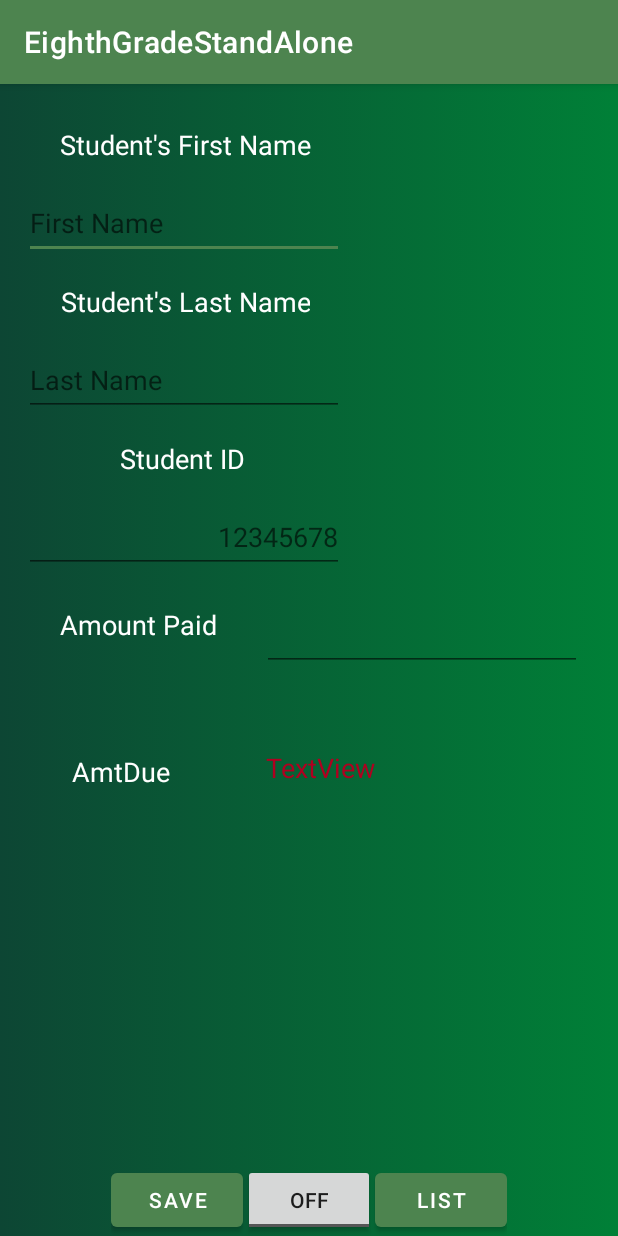
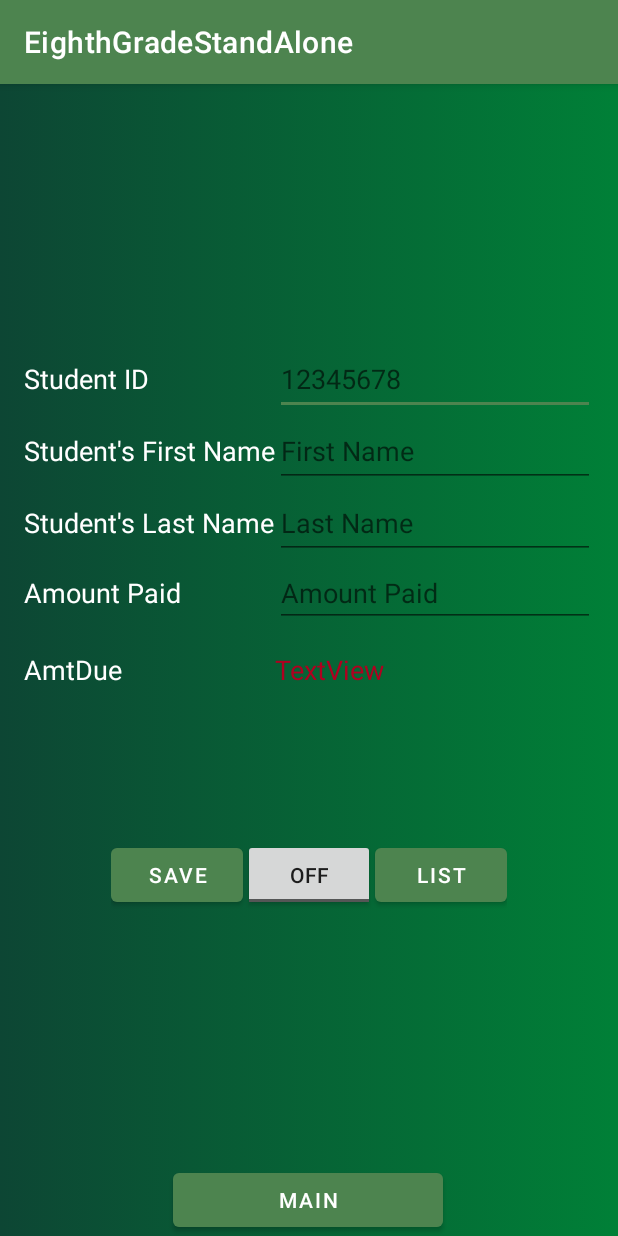
Before and after one commit to Jmaude/EighthGradeStandAlone, an Android app: the AdminInputData screen opened directly, with no data from a screen before it, on a phone screen of 412 x 824 dp. Run offline under Robolectric (Android 15) with nearby library versions, the phone set to English and light mode, and no system bars.

Commit message:
Admin Input Data layout -  update & main menu button

```diff
--- a/app/src/main/java/com/example/eighthgradestandalone/AdminInputData.java
+++ b/app/src/main/java/com/example/eighthgradestandalone/AdminInputData.java
@@ -25,6 +25,7 @@ public class AdminInputData extends AppCompatActivity {
         initToggleButton();
         setForEditing(true);
         initListView();
+        initGoMain();
 
 
     }
@@ -170,5 +171,16 @@ public class AdminInputData extends AppCompatActivity {
 
     }
 
+    private void initGoMain() {
+        Button main = findViewById(R.id.buttonStLogOn2);
+        main.setOnClickListener(new View.OnClickListener() {
+            @Override
+            public void onClick (View v){
+                Intent intent = new Intent(AdminInputData.this, MainActivity.class);
+                intent.setFlags(Intent.FLAG_ACTIVITY_CLEAR_TOP);
+                startActivity(intent);}
+        });
+    }
+
 
 }
--- a/app/src/main/res/layout/activity_admin_input_data.xml
+++ b/app/src/main/res/layout/activity_admin_input_data.xml
@@ -5,166 +5,144 @@
     android:id="@+id/ConstraintLayout"
     android:layout_width="match_parent"
     android:layout_height="match_parent"
-    android:background="@color/hunter"
+    android:background="@drawable/gradient_background"
     tools:context=".AdminInputData">
 
-    <ScrollView
-        android:id="@+id/scrollView3"
-        android:layout_width="match_parent"
-        android:layout_height="match_parent"
-        android:background="@drawable/gradient_background"
-        app:layout_constraintBottom_toBottomOf="parent"
+    <TableLayout
+        android:id="@+id/tableLayout2"
+        android:layout_width="wrap_content"
+        android:layout_height="wrap_content"
+        android:layout_marginStart="20dp"
+        android:layout_marginTop="127dp"
+        android:layout_marginEnd="20dp"
+        android:layout_marginBottom="27dp"
+        app:layout_constraintBottom_toTopOf="@+id/linearLayout2"
         app:layout_constraintEnd_toEndOf="parent"
-        app:layout_constraintHorizontal_bias="0.0"
         app:layout_constraintStart_toStartOf="parent"
-        app:layout_constraintTop_toTopOf="parent"
-        app:layout_constraintVertical_bias="0.0">
+        app:layout_constraintTop_toTopOf="parent">
 
-        <androidx.constraintlayout.widget.ConstraintLayout
-            android:layout_width="match_parent"
-            android:layout_height="wrap_content">
+        <TableRow
+            android:layout_width="wrap_content"
+            android:layout_height="wrap_content"
+            android:orientation="vertical">
 
             <TextView
                 android:id="@+id/textView5"
                 android:layout_width="wrap_content"
                 android:layout_height="wrap_content"
-                android:layout_marginStart="80dp"
-                android:layout_marginTop="16dp"
                 android:text="@string/studentIDtext"
-                android:textAlignment="center"
                 android:textColor="@color/white"
-                android:textSize="@dimen/text_size_md"
-                app:layout_constraintStart_toStartOf="parent"
-                app:layout_constraintTop_toBottomOf="@+id/editStdLastName" />
+                android:textSize="@dimen/text_size_md" />
+
+            <EditText
+                android:id="@+id/editStdNum"
+                android:layout_width="wrap_content"
+                android:layout_height="wrap_content"
+                android:hint="@string/studentID"
+                android:inputType="number"
+                android:minHeight="48dp" />
+        </TableRow>
+
+        <TableRow
+            android:layout_width="match_parent"
+            android:layout_height="match_parent">
+
+            <TextView
+                android:id="@+id/textView3"
+                android:layout_width="wrap_content"
+                android:layout_height="wrap_content"
+                android:text="@string/stdNameFirst"
+                android:textColor="@color/white"
+                android:textSize="@dimen/text_size_md" />
+
+            <EditText
+                android:id="@+id/editStdFirstName"
+                android:layout_width="wrap_content"
+                android:layout_height="wrap_content"
+                android:ems="10"
+                android:hint="@string/firstName"
+                android:inputType="textPersonName"
+                android:minHeight="48dp" />
+        </TableRow>
+
+        <TableRow
+            android:layout_width="match_parent"
+            android:layout_height="match_parent">
+
+            <TextView
+                android:id="@+id/editText4"
+                android:layout_width="wrap_content"
+                android:layout_height="wrap_content"
+                android:text="@string/lastName2"
+                android:textColor="@color/white"
+                android:textSize="@dimen/text_size_md" />
+
+            <EditText
+                android:id="@+id/editStdLastName"
+                android:layout_width="wrap_content"
+                android:layout_height="wrap_content"
+                android:ems="10"
+                android:hint="@string/lastName"
+                android:inputType="textPersonName"
+                android:minHeight="48dp" />
+        </TableRow>
+
+        <TableRow
+            android:layout_width="match_parent"
+            android:layout_height="match_parent">
 
             <TextView
                 android:id="@+id/labelAmtPay"
                 android:layout_width="wrap_content"
                 android:layout_height="wrap_content"
-                android:layout_marginStart="40dp"
-                android:layout_marginTop="22dp"
                 android:text="@string/amountPaid"
-                android:textAlignment="center"
                 android:textColor="@color/white"
-                android:textSize="@dimen/text_size_md"
-                app:layout_constraintStart_toStartOf="parent"
-                app:layout_constraintTop_toBottomOf="@+id/editStdNum" />
+                android:textSize="@dimen/text_size_md" />
+
+            <EditText
+                android:id="@+id/editAmountPaidInput"
+                android:layout_width="wrap_content"
+                android:layout_height="wrap_content"
+                android:ems="10"
+                android:hint="@string/amountPaid"
+                android:inputType="numberDecimal"
+                android:textSize="@dimen/text_size_md" />
+        </TableRow>
+
+        <TableRow
+            android:layout_width="match_parent"
+            android:layout_height="match_parent">
 
             <TextView
                 android:id="@+id/labelAmtPay2"
                 android:layout_width="wrap_content"
                 android:layout_height="wrap_content"
-                android:layout_marginStart="48dp"
-                android:layout_marginTop="120dp"
                 android:text="@string/AmtDue"
-                android:textAlignment="center"
                 android:textColor="@color/white"
-                android:textSize="@dimen/text_size_md"
-                app:layout_constraintStart_toStartOf="parent"
-                app:layout_constraintTop_toBottomOf="@+id/editStdNum" />
-
-            <TextView
-                android:id="@+id/textView3"
-                android:layout_width="wrap_content"
-                android:layout_height="wrap_content"
-                android:layout_marginStart="40dp"
-                android:layout_marginTop="28dp"
-                android:text="@string/stdNameFirst"
-                android:textAlignment="center"
-                android:textColor="@color/white"
-                android:textSize="@dimen/text_size_md"
-                app:layout_constraintStart_toStartOf="parent"
-                app:layout_constraintTop_toTopOf="parent" />
-
-            <EditText
-                android:id="@+id/editStdFirstName"
-                android:layout_width="wrap_content"
-                android:layout_height="wrap_content"
-                android:layout_marginStart="16dp"
-                android:layout_marginTop="16dp"
-                android:ems="10"
-                android:hint="@string/firstName"
-                android:inputType="textPersonName"
-                android:minHeight="48dp"
-                app:layout_constraintStart_toStartOf="parent"
-                app:layout_constraintTop_toBottomOf="@+id/textView3" />
-
-            <EditText
-                android:id="@+id/editStdLastName"
-                android:layout_width="wrap_content"
-                android:layout_height="wrap_content"
-                android:layout_marginStart="16dp"
-                android:layout_marginTop="16dp"
-                android:ems="10"
-                android:hint="@string/lastName"
-                android:inputType="textPersonName"
-                android:minHeight="48dp"
-                app:layout_constraintStart_toStartOf="parent"
-                app:layout_constraintTop_toBottomOf="@+id/editText4" />
-
-            <TextView
-                android:id="@+id/editText4"
-                android:layout_width="wrap_content"
-                android:layout_height="wrap_content"
-                android:layout_marginStart="40dp"
-                android:layout_marginTop="16dp"
-                android:text="@string/lastName2"
-                android:textAlignment="center"
-                android:textColor="@color/white"
-                android:textSize="@dimen/text_size_md"
-                app:layout_constraintStart_toStartOf="parent"
-                app:layout_constraintTop_toBottomOf="@+id/editStdFirstName" />
-
-            <EditText
-                android:id="@+id/editStdNum"
-                android:layout_width="wrap_content"
-                android:layout_height="wrap_content"
-                android:layout_marginStart="16dp"
-                android:layout_marginTop="16dp"
-                android:layout_marginBottom="300dp"
-                android:ems="10"
-                android:hint="@string/studentID"
-                android:inputType="number"
-                android:minHeight="48dp"
-                android:textAlignment="textEnd"
-                app:layout_constraintBottom_toBottomOf="parent"
-                app:layout_constraintStart_toStartOf="parent"
-                app:layout_constraintTop_toBottomOf="@+id/textView5" />
-
-            <EditText
-                android:id="@+id/editAmountPaidInput"
-                android:layout_width="wrap_content"
-                android:layout_height="wrap_content"
-                android:layout_marginTop="20dp"
-                android:layout_marginEnd="24dp"
-                android:ems="10"
-                android:inputType="numberDecimal"
-                android:textSize="@dimen/text_size_md"
-                app:layout_constraintEnd_toEndOf="parent"
-                app:layout_constraintTop_toBottomOf="@+id/editStdNum" />
+                android:textSize="@dimen/text_size_md" />
 
             <TextView
                 android:id="@+id/textView9"
                 android:layout_width="wrap_content"
                 android:layout_height="wrap_content"
-                android:layout_marginStart="64dp"
-                android:layout_marginTop="52dp"
+                android:paddingTop="@dimen/fab_margin"
                 android:text="TextView"
                 android:textColor="@color/design_default_color_error"
-                android:textSize="@dimen/text_size_md"
-                app:layout_constraintStart_toEndOf="@+id/labelAmtPay2"
-                app:layout_constraintTop_toBottomOf="@+id/editAmountPaidInput" />
-
-        </androidx.constraintlayout.widget.ConstraintLayout>
-    </ScrollView>
+                android:textSize="@dimen/text_size_md" />
+        </TableRow>
+    </TableLayout>
 
     <LinearLayout
+        android:id="@+id/linearLayout2"
         android:layout_width="wrap_content"
         android:layout_height="wrap_content"
+        android:layout_marginTop="27dp"
+        android:layout_marginBottom="123dp"
         android:orientation="horizontal"
-        app:layout_constraintBottom_toBottomOf="parent"
+        app:layout_constraintBottom_toTopOf="@+id/buttonStLogOn2"
         app:layout_constraintEnd_toEndOf="parent"
-        app:layout_constraintStart_toStartOf="parent">
+        app:layout_constraintStart_toStartOf="parent"
+        app:layout_constraintTop_toBottomOf="@+id/tableLayout2">
 
         <Button
             android:id="@+id/bttnSave"
@@ -188,4 +166,15 @@
             android:text="@string/listView" />
     </LinearLayout>
 
+    <Button
+        android:id="@+id/buttonStLogOn2"
+        android:layout_width="180dp"
+        android:layout_height="48dp"
+        android:text="Main"
+        app:layout_constraintBottom_toBottomOf="parent"
+        app:layout_constraintEnd_toEndOf="parent"
+        app:layout_constraintHorizontal_bias="0.497"
+        app:layout_constraintStart_toStartOf="parent"
+        app:layout_constraintVertical_bias="0.887" />
+
 </androidx.constraintlayout.widget.ConstraintLayout>
--- a/app/src/main/res/layout/activity_student_log_on.xml
+++ b/app/src/main/res/layout/activity_student_log_on.xml
@@ -31,18 +31,7 @@
         app:layout_constraintTop_toTopOf="parent"
         app:srcCompat="@drawable/schoollogo" />
 
-    <Button
-        android:id="@+id/buttonStLogOn2"
-        android:layout_width="180dp"
-        android:layout_height="48dp"
 
-        android:text="Main"
-        app:layout_constraintBottom_toBottomOf="parent"
-        app:layout_constraintEnd_toEndOf="parent"
-        app:layout_constraintHorizontal_bias="0.497"
-        app:layout_constraintStart_toStartOf="parent"
-        app:layout_constraintTop_toBottomOf="@+id/buttonStLogOn"
-        app:layout_constraintVertical_bias="0.887" />
 
     <LinearLayout
         android:id="@+id/stdLoginLayout"
@@ -109,4 +98,16 @@
         app:layout_constraintEnd_toEndOf="parent"
         app:layout_constraintStart_toStartOf="parent"
         app:layout_constraintTop_toBottomOf="@+id/stdLoginLayout" />
+
+    <Button
+        android:id="@+id/buttonStLogOn2"
+        android:layout_width="180dp"
+        android:layout_height="48dp"
+        android:text="Main"
+        app:layout_constraintBottom_toBottomOf="parent"
+        app:layout_constraintEnd_toEndOf="parent"
+        app:layout_constraintHorizontal_bias="0.497"
+        app:layout_constraintStart_toStartOf="parent"
+        app:layout_constraintTop_toBottomOf="@+id/buttonStLogOn"
+        app:layout_constraintVertical_bias="0.887" />
 </androidx.constraintlayout.widget.ConstraintLayout>
```
